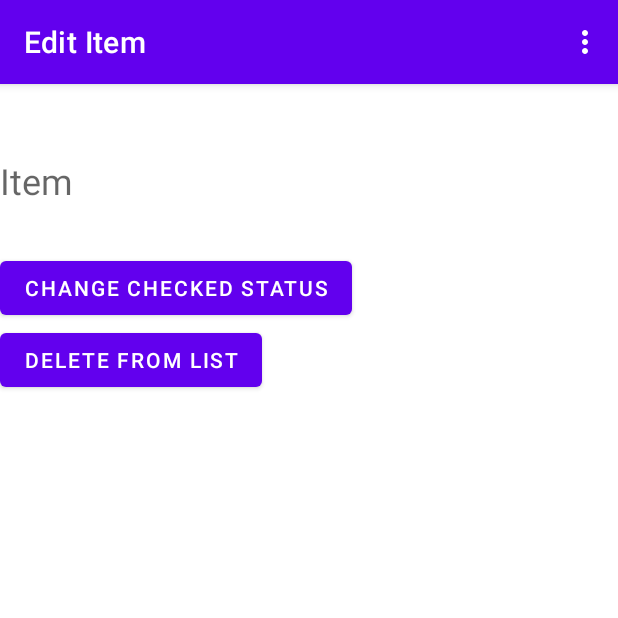
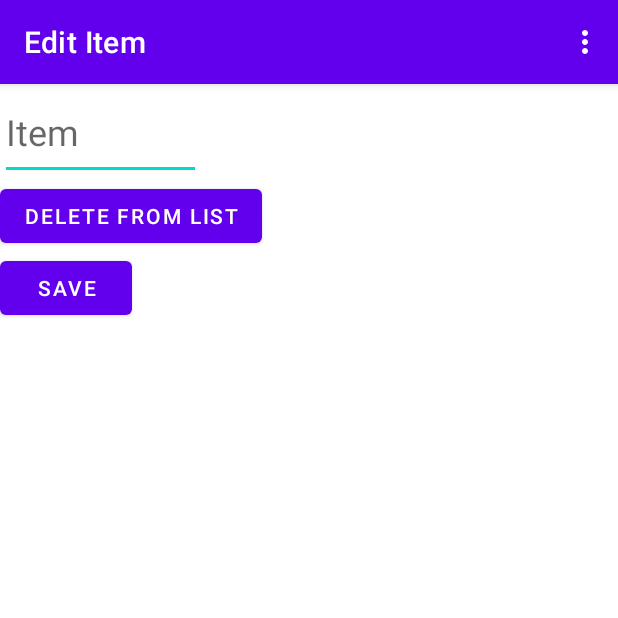
Before and after one commit to adams-goopdev/GroceryList, an Android app: the DeleteItem screen opened directly, with no data from a screen before it, on a phone screen of 412 x 824 dp, the top half of it. Run offline under Robolectric (Android 15) with nearby library versions, the phone set to English and light mode, and no system bars.

```diff
--- a/app/src/main/java/edu/ags/grocerylist/DeleteItem.java
+++ b/app/src/main/java/edu/ags/grocerylist/DeleteItem.java
@@ -20,7 +20,8 @@ public class DeleteItem extends AppCompatActivity {
     public static final String TAG = "myDebug";
     Item item;
     ArrayList<Item> items;
-
+    EditText etItem;
+    String name;
     @Override
     protected void onCreate(Bundle savedInstanceState) {
         super.onCreate(savedInstanceState);
@@ -71,18 +72,17 @@ public class DeleteItem extends AppCompatActivity {
             }
         });
 
-        Button btnChangeStatus = findViewById(R.id.btnChangeStatus);
-        btnChangeStatus.setOnClickListener(new View.OnClickListener() {
+        Button btnSave = findViewById(R.id.btnSave);
+        btnSave.setOnClickListener(new View.OnClickListener() {
             @Override
             public void onClick(View view) {
-                if(item.CheckedState == true)
-                {
-                    initUncheck();
-                }
-                else if(item.CheckedState == false)
-                {
-                    initCheck();
-                }
+
+                etItem = findViewById(R.id.etItem);
+
+                name = etItem.getText().toString();
+
+                item.setName(name);
+
 
                 WriteToTextFile();
 
@@ -91,7 +91,6 @@ public class DeleteItem extends AppCompatActivity {
 
             }
         });
-
 
     }
 
@@ -119,7 +118,7 @@ public class DeleteItem extends AppCompatActivity {
 
         Log.d(TAG, "initItem: " + item.Name + itemId);
 
-        TextView textView = findViewById(R.id.tvItem);
+        TextView textView = findViewById(R.id.etItem);
         textView.setText(item.Name);
 
     }
--- a/app/src/main/java/edu/ags/grocerylist/MasterList.java
+++ b/app/src/main/java/edu/ags/grocerylist/MasterList.java
@@ -46,7 +46,7 @@ public class MasterList extends AppCompatActivity {
 
 
      ReadFromTextFile();
-       //WriteToTextFile();
+     WriteToTextFile();
 
         this.setTitle("Master List");
 
--- a/app/src/main/res/layout/activity_delete_item.xml
+++ b/app/src/main/res/layout/activity_delete_item.xml
@@ -7,8 +7,8 @@
     tools:context=".DeleteItem">
 
 
-    <TextView
-        android:id="@+id/tvItem"
+    <EditText
+        android:id="@+id/etItem"
         android:layout_width="134dp"
         android:layout_height="64dp"
         android:hint="Item"
@@ -21,22 +21,22 @@
         app:layout_constraintLeft_toLeftOf="parent"/>
 
     <Button
-        android:id="@+id/btnChangeStatus"
-        android:layout_width="wrap_content"
-        android:layout_height="wrap_content"
-        android:text="Change Checked Status"
-        tools:layout_editor_absoluteX="16dp"
-        tools:layout_editor_absoluteY="149dp"
-        app:layout_constraintTop_toBottomOf="@id/tvItem"
-        app:layout_constraintLeft_toLeftOf="parent"/>
-    <Button
         android:id="@+id/btnDelete"
         android:layout_width="wrap_content"
         android:layout_height="wrap_content"
         android:text="Delete From list"
         tools:layout_editor_absoluteX="16dp"
         tools:layout_editor_absoluteY="149dp"
-        app:layout_constraintTop_toBottomOf="@id/btnChangeStatus"
+        app:layout_constraintTop_toBottomOf="@id/etItem"
+        app:layout_constraintLeft_toLeftOf="parent"/>
+    <Button
+        android:id="@+id/btnSave"
+        android:layout_width="wrap_content"
+        android:layout_height="wrap_content"
+        android:text="Save"
+        tools:layout_editor_absoluteX="16dp"
+        tools:layout_editor_absoluteY="149dp"
+        app:layout_constraintTop_toBottomOf="@id/btnDelete"
         app:layout_constraintLeft_toLeftOf="parent"/>
 
 
--- a/app/src/main/res/layout/list_item.xml
+++ b/app/src/main/res/layout/list_item.xml
@@ -23,7 +23,6 @@
         android:id="@+id/cbML"
         android:layout_width="wrap_content"
         android:layout_height="wrap_content"
-        android:clickable="false"
         android:paddingRight="5dp"
         android:paddingBottom="3dp"
         android:text="on Shopping List"
```
Also changed, not shown: app/src/main/java/edu/ags/grocerylist/ItemAdapter.java (+23 -3 lines), app/src/main/java/edu/ags/grocerylist/ShoppingList.java (+8 -4 lines).
